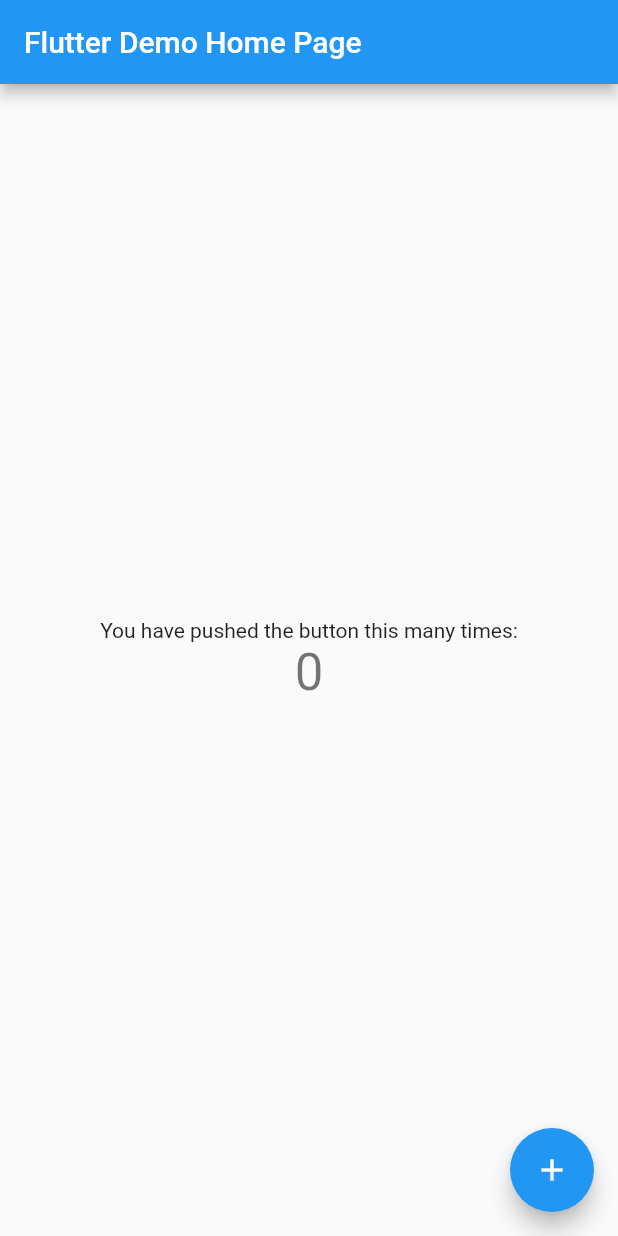
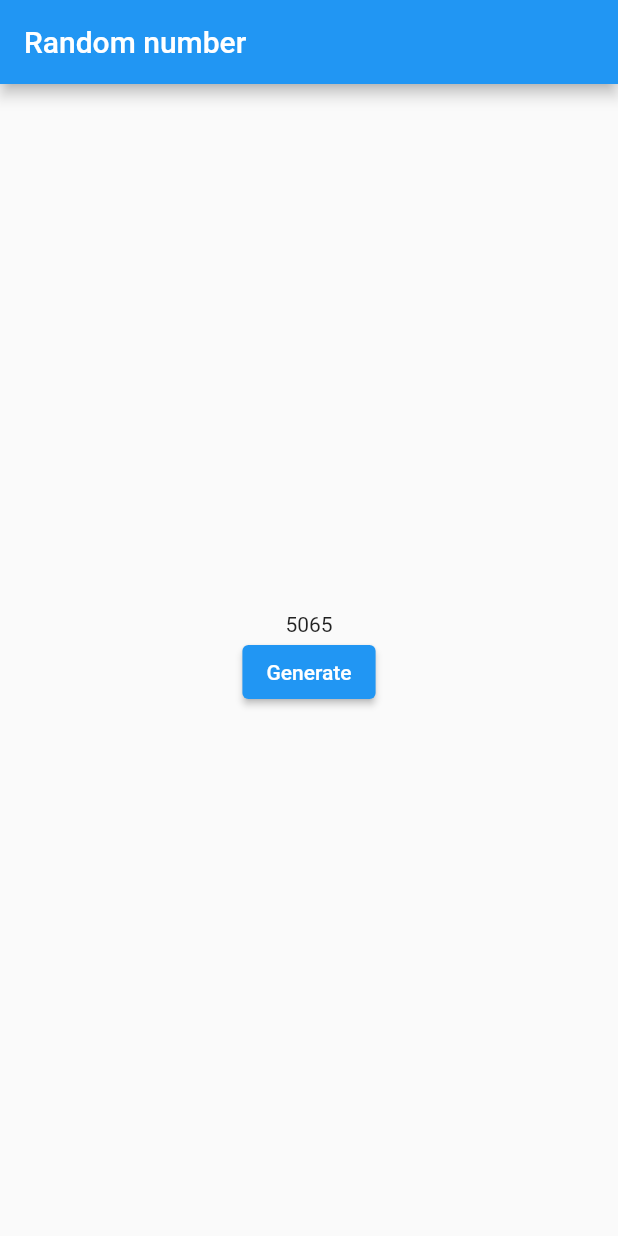
Before and after one commit to Abubakarshaikh/Learning-FLutter-Through-Topics, a Flutter app: the screen it shows after launch, on a phone screen of 412 x 824 dp. Run offline on Flutter 3.47's test engine with Material 2 defaults, Android fonts, the light colour scheme and no system bars; our stand-ins replace flutter_riverpod, go_router, url_strategy.

Commit message:
added new topics

```diff
--- a/riverpod_state_management/lib/main.dart
+++ b/riverpod_state_management/lib/main.dart
@@ -1,115 +1,66 @@
+import 'dart:math';
 import 'package:flutter/material.dart';
+import 'package:flutter_riverpod/flutter_riverpod.dart';
 
 void main() {
-  runApp(const MyApp());
+  runApp(const ProviderScope(child: RandomNumberApp()));
 }
 
-class MyApp extends StatelessWidget {
-  const MyApp({super.key});
+// State notifier for generating a random number exposed by a state notifier
+// provider
+class RandomNumberGenerator extends StateNotifier<int> {
+  RandomNumberGenerator() : super(Random().nextInt(9999));
 
-  // This widget is the root of your application.
+  void generate() {
+    state = Random().nextInt(9999);
+  }
+}
+
+// State notifier provider holding the state
+final randomNumberProvider = StateNotifierProvider(
+  (ref) => RandomNumberGenerator(),
+);
+
+class RandomNumberApp extends StatelessWidget {
+  const RandomNumberApp({Key? key}) : super(key: key);
+
   @override
   Widget build(BuildContext context) {
     return MaterialApp(
-      title: 'Flutter Demo',
-      theme: ThemeData(
-        // This is the theme of your application.
-        //
-        // Try running your application with "flutter run". You'll see the
-        // application has a blue toolbar. Then, without quitting the app, try
-        // changing the primarySwatch below to Colors.green and then invoke
-        // "hot reload" (press "r" in the console where you ran "flutter run",
-        // or simply save your changes to "hot reload" in a Flutter IDE).
-        // Notice that the counter didn't reset back to zero; the application
-        // is not restarted.
-        primarySwatch: Colors.blue,
+      home: Scaffold(
+        appBar: AppBar(
+          title: const Text('Random number'),
+        ),
+        body: Center(
+          child: Column(
+            mainAxisAlignment: MainAxisAlignment.center,
+            children: [
+              const RandomConsumer(),
+              // Consumer to call a method inside StateNotifier just to change
+              // the state
+              Consumer(
+                builder: (context, ref, child) {
+                  return ElevatedButton(
+                    child: const Text('Generate'),
+                    onPressed: () =>
+                        ref.read(randomNumberProvider.notifier).generate(),
+                  );
+                },
+              ),
+            ],
+          ),
+        ),
       ),
-      home: const MyHomePage(title: 'Flutter Demo Home Page'),
     );
   }
 }
 
-class MyHomePage extends StatefulWidget {
-  const MyHomePage({super.key, required this.title});
-
-  // This widget is the home page of your application. It is stateful, meaning
-  // that it has a State object (defined below) that contains fields that affect
-  // how it looks.
-
-  // This class is the configuration for the state. It holds the values (in this
-  // case the title) provided by the parent (in this case the App widget) and
-  // used by the build method of the State. Fields in a Widget subclass are
-  // always marked "final".
-
-  final String title;
+//Custom consumer using the provider
+class RandomConsumer extends ConsumerWidget {
+  const RandomConsumer({Key? key}) : super(key: key);
 
   @override
-  State<MyHomePage> createState() => _MyHomePageState();
-}
-
-class _MyHomePageState extends State<MyHomePage> {
-  int _counter = 0;
-
-  void _incrementCounter() {
-    setState(() {
-      // This call to setState tells the Flutter framework that something has
-      // changed in this State, which causes it to rerun the build method below
-      // so that the display can reflect the updated values. If we changed
-      // _counter without calling setState(), then the build method would not be
-      // called again, and so nothing would appear to happen.
-      _counter++;
-    });
-  }
-
-  @override
-  Widget build(BuildContext context) {
-    // This method is rerun every time setState is called, for instance as done
-    // by the _incrementCounter method above.
-    //
-    // The Flutter framework has been optimized to make rerunning build methods
-    // fast, so that you can just rebuild anything that needs updating rather
-    // than having to individually change instances of widgets.
-    return Scaffold(
-      appBar: AppBar(
-        // Here we take the value from the MyHomePage object that was created by
-        // the App.build method, and use it to set our appbar title.
-        title: Text(widget.title),
-      ),
-      body: Center(
-        // Center is a layout widget. It takes a single child and positions it
-        // in the middle of the parent.
-        child: Column(
-          // Column is also a layout widget. It takes a list of children and
-          // arranges them vertically. By default, it sizes itself to fit its
-          // children horizontally, and tries to be as tall as its parent.
-          //
-          // Invoke "debug painting" (press "p" in the console, choose the
-          // "Toggle Debug Paint" action from the Flutter Inspector in Android
-          // Studio, or the "Toggle Debug Paint" command in Visual Studio Code)
-          // to see the wireframe for each widget.
-          //
-          // Column has various properties to control how it sizes itself and
-          // how it positions its children. Here we use mainAxisAlignment to
-          // center the children vertically; the main axis here is the vertical
-          // axis because Columns are vertical (the cross axis would be
-          // horizontal).
-          mainAxisAlignment: MainAxisAlignment.center,
-          children: <Widget>[
-            const Text(
-              'You have pushed the button this many times:',
-            ),
-            Text(
-              '$_counter',
-              style: Theme.of(context).textTheme.headline4,
-            ),
-          ],
-        ),
-      ),
-      floatingActionButton: FloatingActionButton(
-        onPressed: _incrementCounter,
-        tooltip: 'Increment',
-        child: const Icon(Icons.add),
-      ), // This trailing comma makes auto-formatting nicer for build methods.
-    );
+  Widget build(BuildContext context, WidgetRef ref) {
+    return Text(ref.watch(randomNumberProvider).toString());
   }
 }
--- a/riverpod_state_management/pubspec.yaml
+++ b/riverpod_state_management/pubspec.yaml
@@ -36,6 +36,7 @@
   # The following adds the Cupertino Icons font to your application.
   # Use with the CupertinoIcons class for iOS style icons.
   cupertino_icons: ^1.0.2
+  flutter_riverpod: ^2.0.2
 
 dev_dependencies:
   flutter_test:
```
Also changed, not shown: riverpod_state_management/pubspec.lock.
